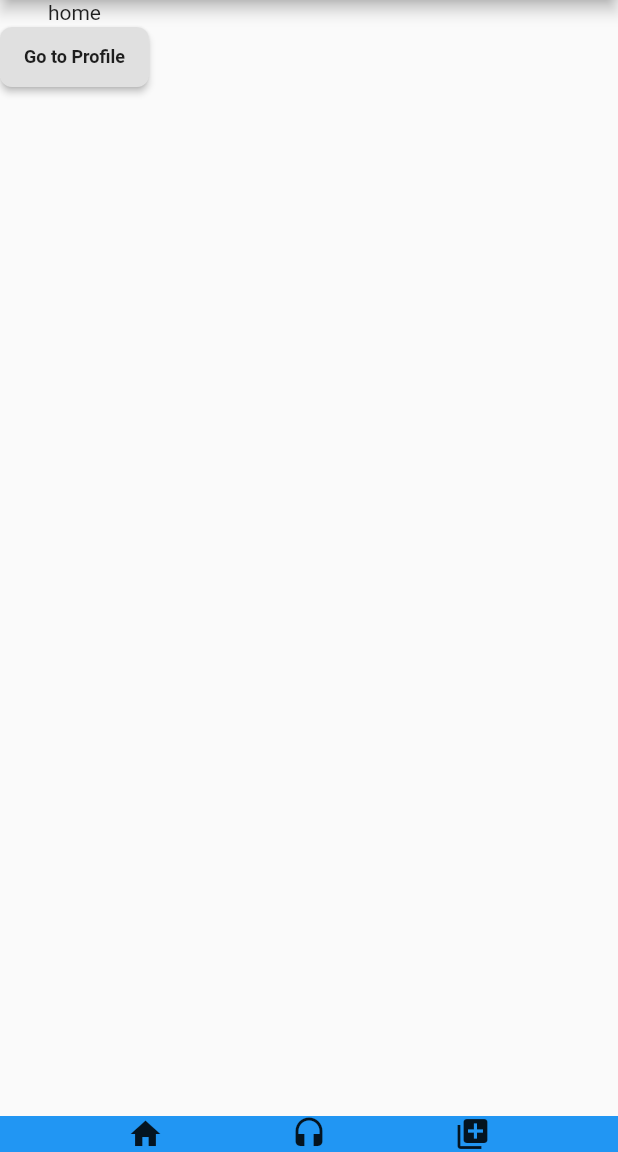
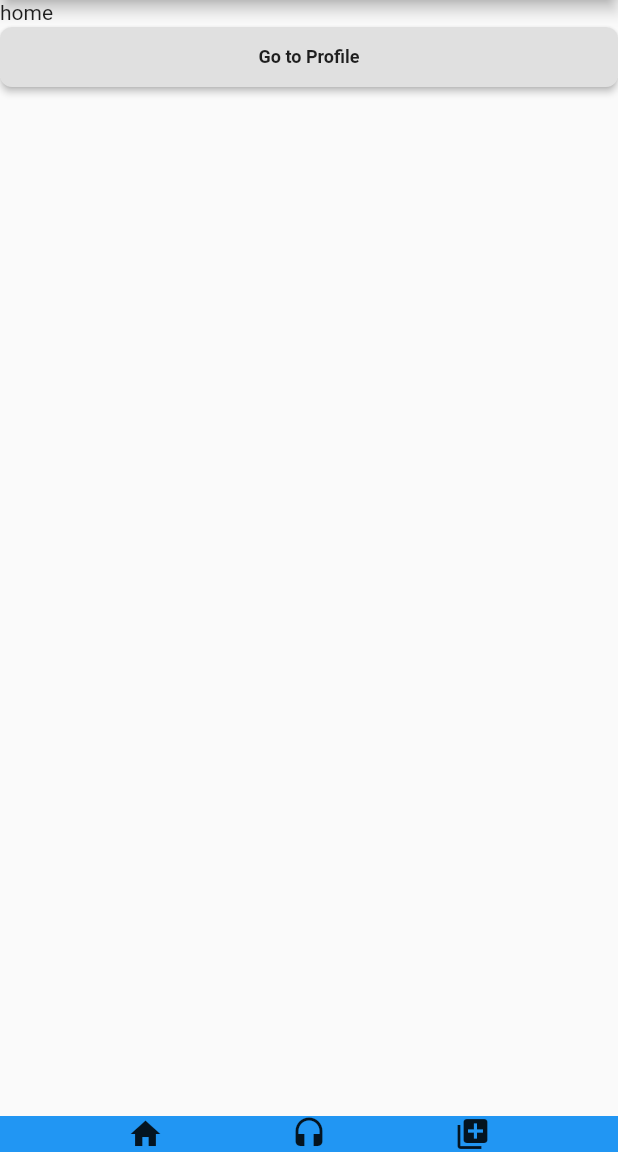
Before and after one commit to ernpao/hover, a Flutter app: the LandingPage screen opened by its route, on a phone screen of 412 x 824 dp, the part 84-1236 px from its top. Run offline on Flutter 3.47's test engine with Material 2 defaults, Android fonts, the phone set to English and light mode, and no system bars.

Commit message:
Updated the switcher page example

```diff
--- a/example/lib/app/landing_page.dart
+++ b/example/lib/app/landing_page.dart
@@ -5,8 +5,8 @@ class LandingPage extends HoverSwapper {
   LandingPage()
       : super(pages: [
           HoverSwapperPage(
-            content: Container(
-              child: Column(
+            content: Column(
+              crossAxisAlignment: CrossAxisAlignment.stretch,
               children: <Widget>[
                 Text("home"),
                 CallToActionButton(
@@ -17,18 +17,19 @@ class LandingPage extends HoverSwapper {
                 ),
               ],
             ),
-            ),
             toggle: Icon(Icons.home),
           ),
           HoverSwapperPage(
-            content: Container(
-              child: Text("headset"),
+            content: Column(
+              crossAxisAlignment: CrossAxisAlignment.stretch,
+              children: [Text("headset")],
             ),
             toggle: Icon(Icons.headset),
           ),
           HoverSwapperPage(
-            content: Container(
-              child: Text("add"),
+            content: Column(
+              crossAxisAlignment: CrossAxisAlignment.stretch,
+              children: [Text("add")],
             ),
             toggle: Icon(Icons.library_add),
           ),
```
Lines whose indentation alone changed are shown as unchanged.
